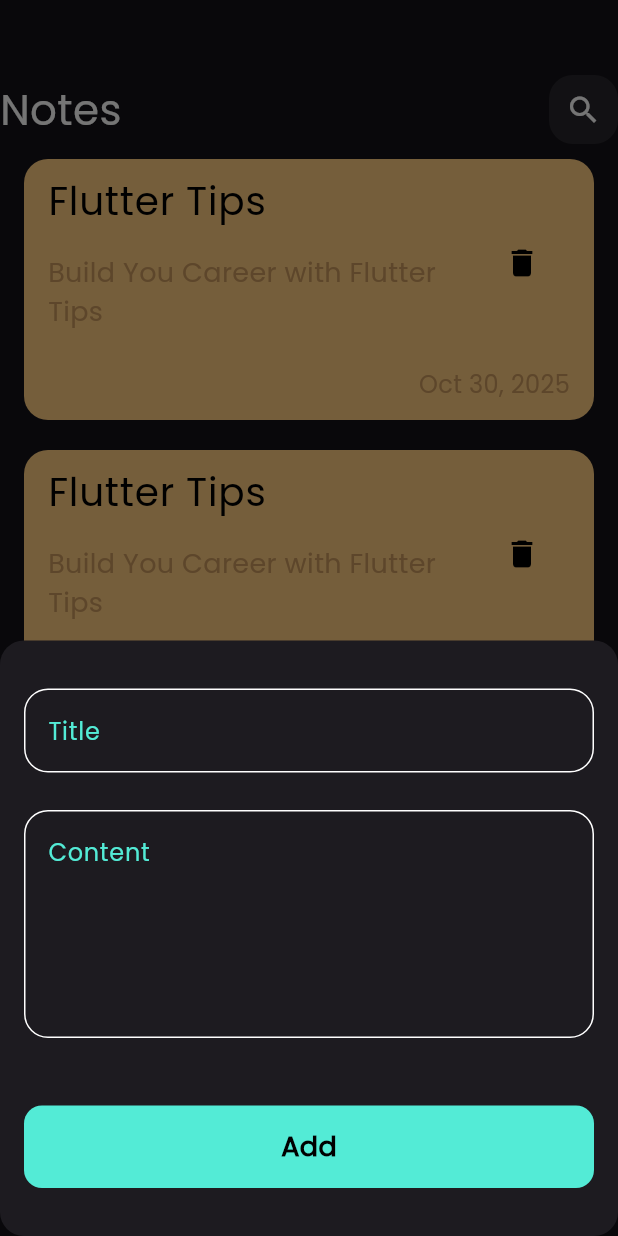
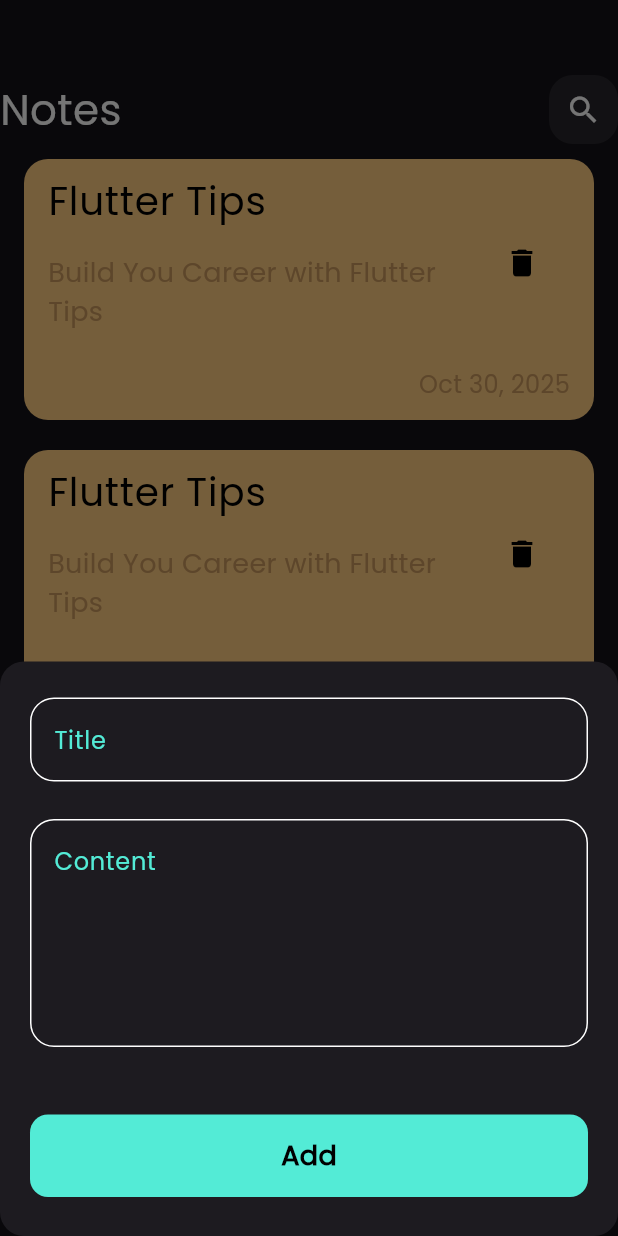
Before and after one commit to ahmadmoussa78/notes_app, a Flutter app: the screen it shows after launch, after a tap on the "add" icon, on a phone screen of 412 x 824 dp. Run offline on Flutter 3.47's test engine with Material 3 defaults, Android fonts, the phone set to English and light mode, and no system bars; our stand-ins replace bloc, flutter_bloc, hive_flutter; accounts and stored records are empty.

Commit message:
Enhance AddNoteForm and AddNoteBottomSheet layout with padding adjustments and improved spacing

```diff
--- a/lib/views/notes_view.dart
+++ b/lib/views/notes_view.dart
@@ -12,9 +12,11 @@ class NotesView extends StatelessWidget {
         backgroundColor: const Color(0xff53EBD6),
         onPressed: () {
           showModalBottomSheet(
+            isScrollControlled: true,
             shape: RoundedRectangleBorder(
               borderRadius: BorderRadius.circular(16),
             ),
+
             context: context,
             builder: (context) {
               return const AddNoteBottomSheet();
--- a/lib/widgets/add_note_bottom_sheet.dart
+++ b/lib/widgets/add_note_bottom_sheet.dart
@@ -10,8 +10,6 @@ class AddNoteBottomSheet extends StatelessWidget {
   Widget build(BuildContext context) {
     return BlocProvider(
       create: (context) => AddNoteCubit(),
-      child: Padding(
-        padding: const EdgeInsets.symmetric(vertical: 32, horizontal: 16),
       child: BlocConsumer<AddNoteCubit, AddNoteState>(
         listener: (context, state) {
           if (state is AddNoteSucess) {
@@ -24,10 +22,18 @@ class AddNoteBottomSheet extends StatelessWidget {
         builder: (context, state) {
           return AbsorbPointer(
             absorbing: state is AddNoteLoading ? true : false,
-              child: const SingleChildScrollView(child: AddNoteForm()),
+            child: SingleChildScrollView(
+              child: Padding(
+                padding: EdgeInsets.only(
+                  left: 20,
+                  right: 20,
+                  bottom: MediaQuery.of(context).viewInsets.bottom,
+                ),
+                child: const AddNoteForm(),
+              ),
+            ),
           );
         },
-        ),
       ),
     );
   }
--- a/lib/widgets/add_note_form.dart
+++ b/lib/widgets/add_note_form.dart
@@ -23,6 +23,7 @@ class _AddNoteFormState extends State<AddNoteForm> {
       autovalidateMode: autovalidateMode,
       child: Column(
         children: [
+          const SizedBox(height: 24),
           CustomTextField(
             hintText: "Title",
             onSaved: (value) {
@@ -40,7 +41,9 @@ class _AddNoteFormState extends State<AddNoteForm> {
           const SizedBox(height: 45),
           BlocBuilder<AddNoteCubit, AddNoteState>(
             builder: (context, state) {
-              return CustomButton(
+              return Padding(
+                padding: const EdgeInsets.only(bottom: 26),
+                child: CustomButton(
                   isLoading: state is AddNoteLoading ? true : false,
                   onTap: () {
                     if (formKey.currentState!.validate()) {
@@ -57,9 +60,11 @@ class _AddNoteFormState extends State<AddNoteForm> {
                       setState(() {});
                     }
                   },
+                ),
               );
             },
           ),
+
         ],
       ),
     );
```
Lines whose indentation alone changed are shown as unchanged.
